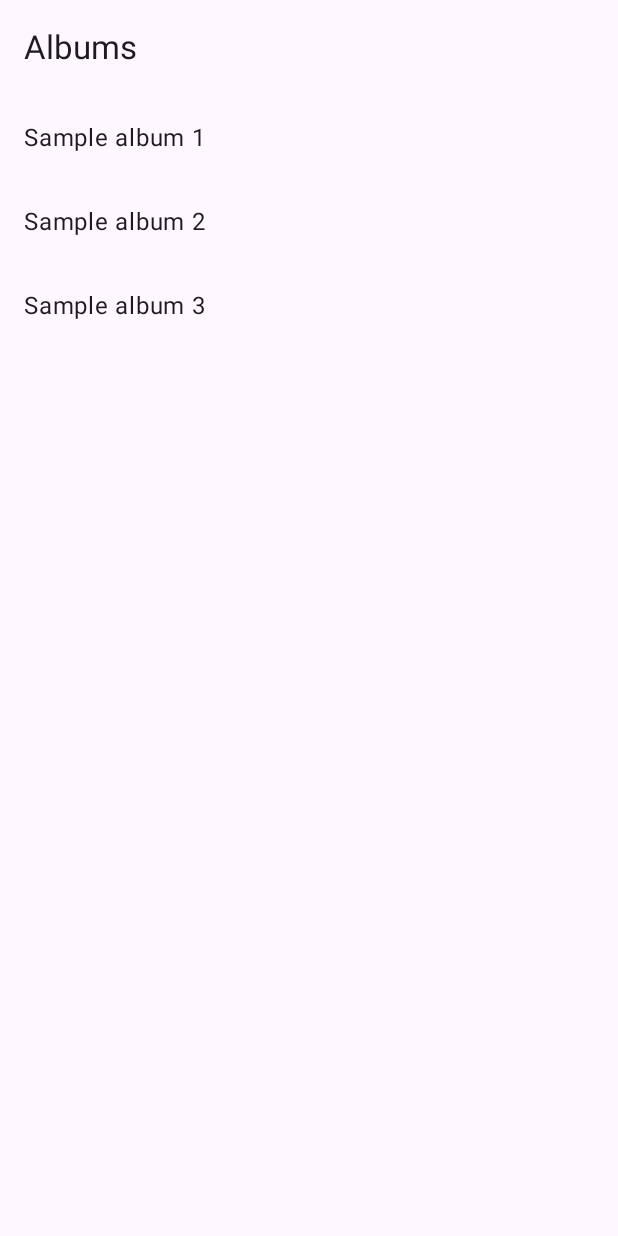
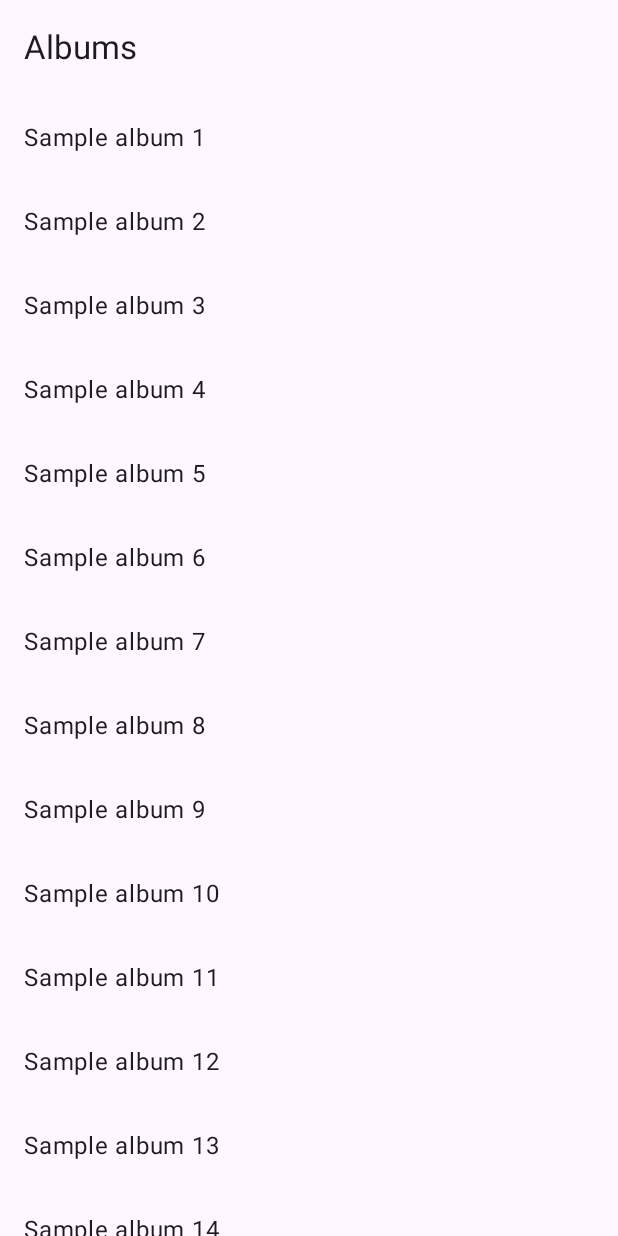
Before and after one commit to lorber13/jellyfin-music-player, an Android app built with Jetpack Compose: the composable AlbumsScreen shown on its own in the app's theme, on a phone screen of 412 x 824 dp. Run offline under Robolectric (Android 15) with nearby library versions, the phone set to English and light mode, and no system bars; 3 statements that could not run were skipped.

Commit message:
feat(ui): add selected tab icons, app bar scroll color and dark launch window
Follow the Material 3 guidelines in the app shell:
- show a filled icon for the selected tab and outlined icons for the
  others (search has no filled version)
- fill the albums app bar with a contrasting color when the list
  scrolls under it, and use 30 sample albums so it can be seen
- give the launch window a dark version whose background matches the
  app's surface color

Refs: TECH-01
Co-Authored-By: Claude Fable 5.2 <noreply@anthropic.com>
Claude-Session: https://claude.ai/code/session_01UH3ktvPbhJ6Cf97h6EwMXM

```diff
--- /dev/null
+++ b/app/src/main/res/values-night/colors.xml
@@ -0,0 +1,5 @@
+<?xml version="1.0" encoding="utf-8"?>
+<resources>
+    <!-- Matches the surface color of the default Material 3 dark scheme. -->
+    <color name="window_background">#141218</color>
+</resources>
--- /dev/null
+++ b/app/src/main/res/values-night/themes.xml
@@ -0,0 +1,6 @@
+<?xml version="1.0" encoding="utf-8"?>
+<resources>
+    <style name="Theme.JellyfinMusic" parent="android:Theme.Material.NoActionBar">
+        <item name="android:windowBackground">@color/window_background</item>
+    </style>
+</resources>
--- a/app/src/main/res/values/colors.xml
+++ b/app/src/main/res/values/colors.xml
@@ -1,4 +1,7 @@
 <?xml version="1.0" encoding="utf-8"?>
 <resources>
     <color name="ic_launcher_background">#6750A4</color>
+    <!-- Matches the surface color of the default Material 3 light scheme, so the splash
+         screen blends into the first frame. -->
+    <color name="window_background">#FEF7FF</color>
 </resources>
--- a/app/src/main/res/values/themes.xml
+++ b/app/src/main/res/values/themes.xml
@@ -1,5 +1,8 @@
 <?xml version="1.0" encoding="utf-8"?>
 <resources>
-    <!-- Only styles the window before Compose draws; the real theme is JellyfinMusicTheme. -->
-    <style name="Theme.JellyfinMusic" parent="android:Theme.Material.Light.NoActionBar" />
+    <!-- Only styles the window before Compose draws (including the splash screen);
+         the real theme is JellyfinMusicTheme. The dark version is in values-night. -->
+    <style name="Theme.JellyfinMusic" parent="android:Theme.Material.Light.NoActionBar">
+        <item name="android:windowBackground">@color/window_background</item>
+    </style>
 </resources>
--- a/feature/albums/src/main/kotlin/io/github/lorber13/jellyfinmusic/feature/albums/AlbumsScreen.kt
+++ b/feature/albums/src/main/kotlin/io/github/lorber13/jellyfinmusic/feature/albums/AlbumsScreen.kt
@@ -9,19 +9,28 @@ import androidx.compose.material3.ListItem
 import androidx.compose.material3.Scaffold
 import androidx.compose.material3.Text
 import androidx.compose.material3.TopAppBar
+import androidx.compose.material3.TopAppBarDefaults
 import androidx.compose.runtime.Composable
 import androidx.compose.ui.Modifier
+import androidx.compose.ui.input.nestedscroll.nestedScroll
 import androidx.compose.ui.res.stringResource
 
 // Stand-in album IDs so list-to-detail navigation can be tried before LIB-03 loads real albums.
-private val sampleAlbumIds = listOf("1", "2", "3")
+private val sampleAlbumIds = (1..30).map { number -> number.toString() }
 
 @OptIn(ExperimentalMaterial3Api::class)
 @Composable
 internal fun AlbumsScreen(onAlbumClick: (albumId: String) -> Unit, modifier: Modifier = Modifier) {
+    // The title bar stays in place and fills with a contrasting color once the list scrolls under it.
+    val scrollBehavior = TopAppBarDefaults.pinnedScrollBehavior()
     Scaffold(
-        modifier = modifier,
-        topBar = { TopAppBar(title = { Text(stringResource(R.string.feature_albums_title)) }) }
+        modifier = modifier.nestedScroll(scrollBehavior.nestedScrollConnection),
+        topBar = {
+            TopAppBar(
+                title = { Text(stringResource(R.string.feature_albums_title)) },
+                scrollBehavior = scrollBehavior
+            )
+        }
     ) { contentPadding ->
         LazyColumn(modifier = Modifier.fillMaxSize(), contentPadding = contentPadding) {
             items(sampleAlbumIds) { albumId ->
```
Also changed, not shown: app/src/main/kotlin/io/github/lorber13/jellyfinmusic/navigation/TopLevelDestination.kt (+20 -5 lines), app/src/main/kotlin/io/github/lorber13/jellyfinmusic/ui/JellyfinMusicApp.kt (+6 -1 lines), app/src/main/res/drawable/ic_home_outlined.xml (added, +10 -0 lines), app/src/main/res/drawable/ic_library_music_outlined.xml (added, +10 -0 lines), app/src/main/res/drawable/ic_settings_outlined.xml (added, +10 -0 lines), app/src/main/res/drawable/ic_home_filled.xml (renamed from app/src/main/res/drawable/ic_home.xml), app/src/main/res/drawable/ic_library_music_filled.xml (renamed from app/src/main/res/drawable/ic_library_music.xml), app/src/main/res/drawable/ic_settings_filled.xml (renamed from app/src/main/res/drawable/ic_settings.xml).
